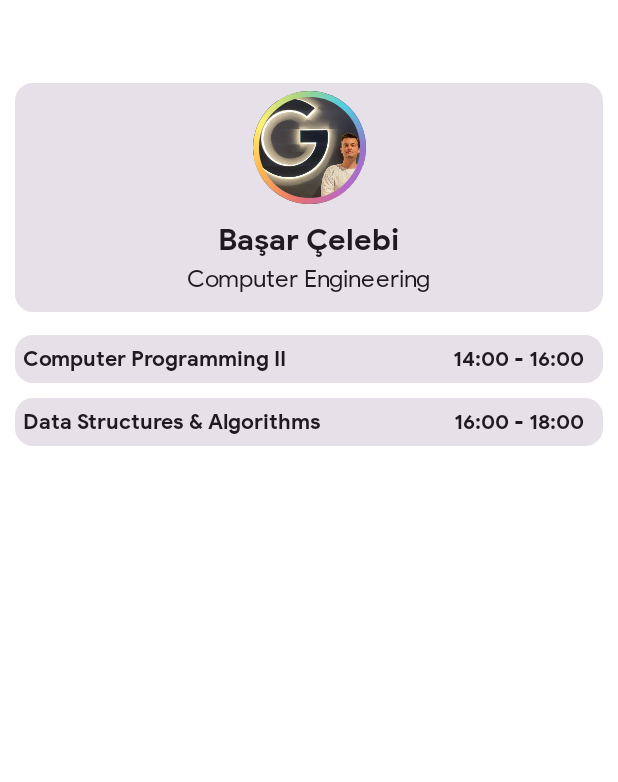
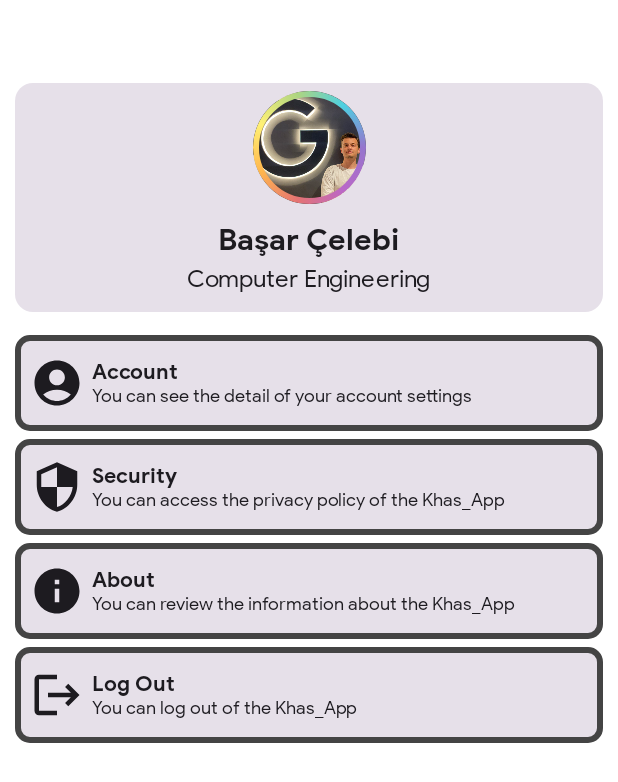
Before and after one commit to celebibasar/Kadir_Has_University_Mobile_App, an Android app built with Jetpack Compose: the @Preview function ProfileScreenPreview, on a phone screen of 412 x 824 dp. Shown: the top 782 px of the screen. Run offline under Robolectric (Android 15) with nearby library versions, the phone set to English and light mode, and no system bars.

Commit message:
Options and their navigations were created in profile page.

```diff
--- a/app/src/main/java/com/basarcelebi/khas_app/data/ProfileData.kt
+++ b/app/src/main/java/com/basarcelebi/khas_app/data/ProfileData.kt
@@ -2,7 +2,9 @@ package com.basarcelebi.khas_app.data
 
 import androidx.compose.material.icons.Icons
 import androidx.compose.material.icons.filled.AccountCircle
+import androidx.compose.material.icons.filled.Info
 import androidx.compose.material.icons.filled.KeyboardArrowLeft
+import androidx.compose.material.icons.filled.Logout
 import androidx.compose.material.icons.filled.Security
 import com.basarcelebi.khas_app.R
 import com.basarcelebi.khas_app.model.ProfileOptions
@@ -24,6 +26,18 @@ object ProfileData {
                 description = "You can access the privacy policy of the Khas_App",
                 icon = Icons.Default.Security
 
+            ),
+            ProfileOptions(
+                name = "About",
+                description = "You can review the information about the Khas_App",
+                icon = Icons.Default.Info
+
+            ),
+            ProfileOptions(
+                name = "Log Out",
+                description = "You can log out of the Khas_App",
+                icon = Icons.Default.Logout
+
             )
 
         )
--- a/app/src/main/java/com/basarcelebi/khas_app/screens/MainScreen.kt
+++ b/app/src/main/java/com/basarcelebi/khas_app/screens/MainScreen.kt
@@ -264,12 +264,12 @@ fun MainScreen(context: Context,
                                 .background(MaterialTheme.colorScheme.secondary),
                                 verticalArrangement = Arrangement.Center,
                                 horizontalAlignment = Alignment.CenterHorizontally) {
-                                Text(text = SimpleDateFormat("H a").format(Date(forecast.epochDateTime*1000)), color = Color.Gray)
+                                Text(text = SimpleDateFormat("H a").format(Date(forecast.epochDateTime*1000)), color = Color.Gray, fontFamily = googlesansbold)
                                 AsyncImage(modifier = Modifier.size(60.dp),
                                     model = ImageRequest.Builder(LocalContext.current).data("https://developer.accuweather.com/sites/default/files/${forecast.weatherIcon.fixIcon()}-s.png").build(),
                                     contentScale = ContentScale.Fit,
                                     contentDescription = null)
-                                Text(text = forecast.temperature.value.toString()+"°", color = Color.White)
+                                Text(text = forecast.temperature.value.toString()+"°", color = Color.White, fontFamily = googlesansbold)
                             }
 
                         }
--- a/app/src/main/java/com/basarcelebi/khas_app/screens/ProfileScreen.kt
+++ b/app/src/main/java/com/basarcelebi/khas_app/screens/ProfileScreen.kt
@@ -40,6 +40,7 @@ import androidx.compose.ui.unit.sp
 import androidx.navigation.NavController
 import androidx.navigation.compose.rememberNavController
 import com.basarcelebi.khas_app.R
+import com.basarcelebi.khas_app.data.ProfileData
 import com.basarcelebi.khas_app.data.SemesterGradeData
 import com.basarcelebi.khas_app.data.SubjectData
 import com.basarcelebi.khas_app.ui.theme.googledisplay
@@ -111,41 +112,45 @@ fun ProfileScreen(navController: NavController = rememberNavController()) {
 
         }
         Spacer(modifier = Modifier.height(15.dp))
-        val lazyItems = SubjectData.SubjectDatas()
-        LazyColumn(modifier = Modifier.fillMaxWidth(),verticalArrangement = Arrangement.spacedBy(10.dp)){
-            items(SubjectData.SubjectDatas().size){ index ->
-                SubjectData.SubjectDatas()
+        val lazyItems = ProfileData.ProfileOptionsData()
+        LazyColumn(modifier = Modifier.fillMaxWidth(),verticalArrangement = Arrangement.spacedBy(5.dp)){
+            items(ProfileData.ProfileOptionsData().size){ index ->
+                ProfileData.ProfileOptionsData()
                 Card(modifier = Modifier
                     .fillMaxWidth()
-                    .height(32.dp)
+                    .height(64.dp)
+                    .border(4.dp, Color.DarkGray, RoundedCornerShape(10.dp))
+                    .clickable {
+                        when(index){
+                            0 -> navController.navigate("account")
+                            1 -> navController.navigate("security")
+                            2 -> navController.navigate("about")
+                            3 -> navController.navigate("login")
+                        }
+                    }
 
 
                 ) {
 
-                    Row(modifier = Modifier.fillMaxSize(), verticalAlignment = Alignment.CenterVertically, horizontalArrangement = Arrangement.SpaceBetween) {
+                    Row(modifier = Modifier.fillMaxSize(), verticalAlignment = Alignment.CenterVertically) {
+
 
                         Column {
-                            Row(
-                                modifier = Modifier.padding(start = 5.dp),
-                                verticalAlignment = Alignment.CenterVertically,
-                                horizontalArrangement = Arrangement.Center
-                            ) {
-                                val subjectName = lazyItems[index].subjectName
-                                Text(text = "$subjectName", fontFamily = googlesansbold)
-                            }
+                            Icon(imageVector = lazyItems[index].icon, contentDescription = null, modifier = Modifier.padding(start = 10.dp).size(36.dp))
+                        }
+                        Column(
+                            modifier = Modifier.padding(start = 5.dp),
+                            horizontalAlignment = Alignment.Start,
+                            verticalArrangement = Arrangement.Center
+                        ) {
+                            val name = lazyItems[index].name
+                            Text(text = "$name", fontFamily = googlesansbold)
+                            val description = lazyItems[index].description
+                            Text(text = "$description", fontFamily = googlesans, fontSize = 12.sp)
+                        }
 
-                        }
-                        Column(modifier = Modifier.padding(end = 12.dp)) {
-                            Row(
-                                modifier = Modifier.padding(start = 5.dp),
-                                verticalAlignment = Alignment.CenterVertically,
-                                horizontalArrangement = Arrangement.Center
-                            ) {
-                                val subjectTime = lazyItems[index].time
-                                Text(text = "$subjectTime", fontFamily = googlesansbold)
-                            }
 
-                        }
+
 
                     }
 
```
